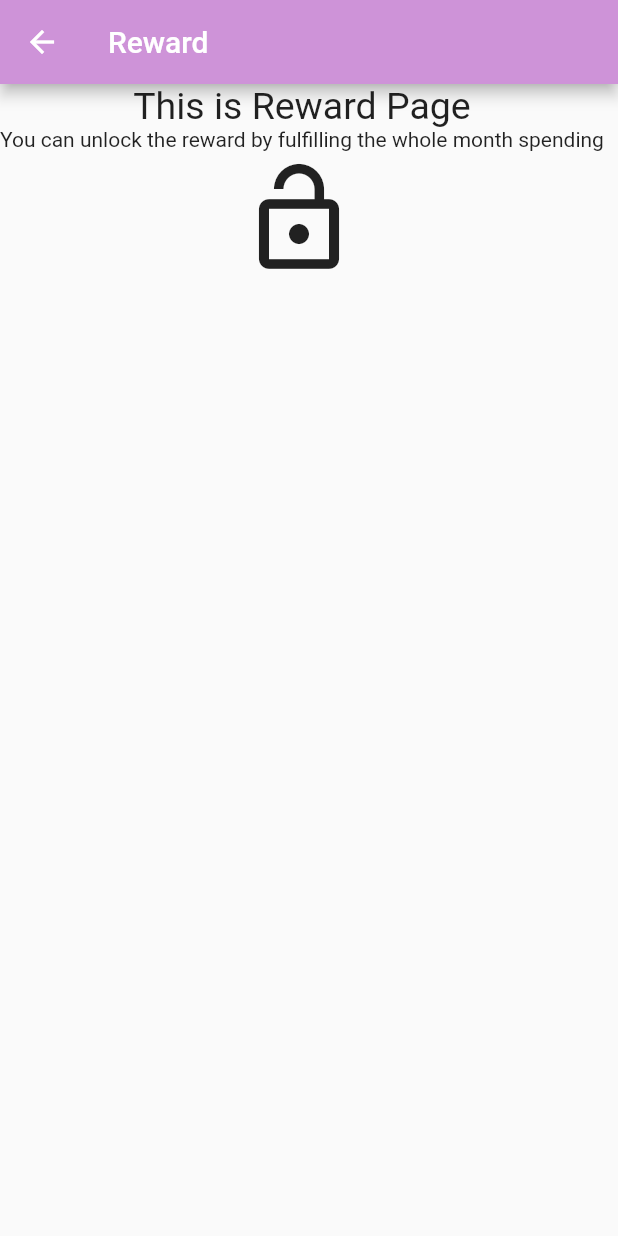
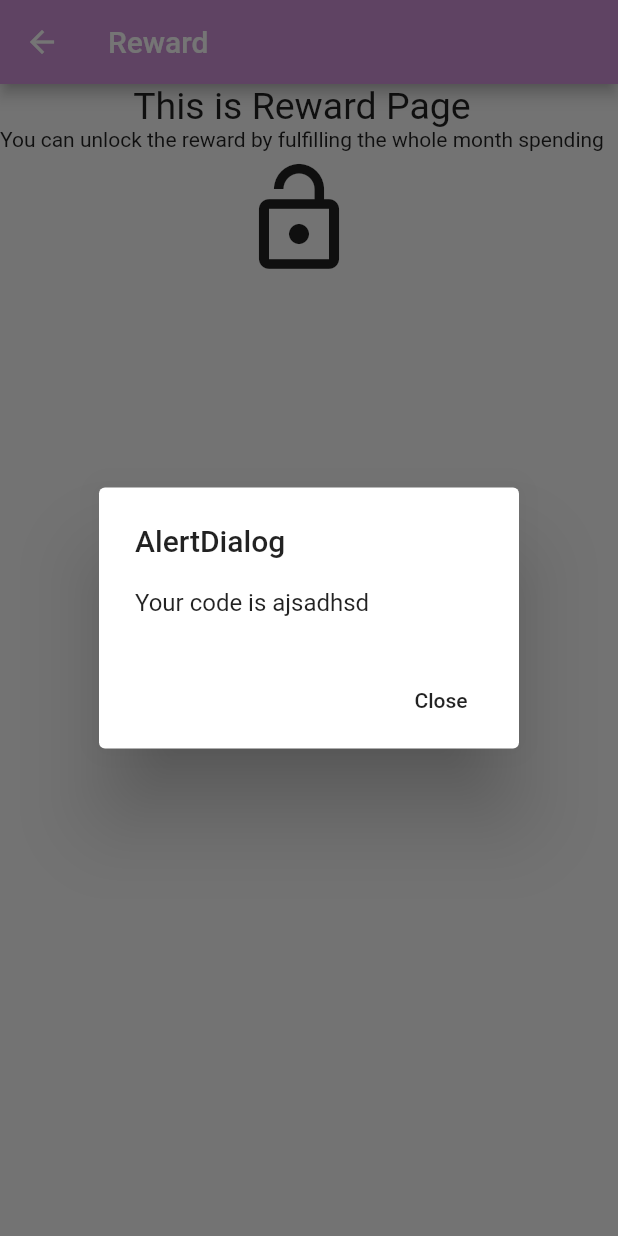
Before and after one commit to saiyidah144/exp_tracker, a Flutter app: the RewardView screen opened directly, after a tap on the "lock" icon, on a phone screen of 412 x 824 dp. Run offline on Flutter 3.47's test engine with Material 2 defaults, Android fonts, the phone set to English and light mode, and no system bars; our stand-ins replace auto_size_text, cloud_firestore, firebase_auth, flutter_spinkit; missing offline and left inert: pattern_formatter; accounts and stored records are empty.

Commit message:
Add setState, ReadDb, AlertDialog in Reward page

```diff
--- a/lib/Reward.dart
+++ b/lib/Reward.dart
@@ -1,5 +1,3 @@
-import 'package:flutter/material.dart';
-import 'package:cloud_firestore/cloud_firestore.dart';
 
 class Reward {
   String code;
--- a/lib/UserProfile.dart
+++ b/lib/UserProfile.dart
@@ -1,6 +1,3 @@
-
-import 'package:flutter/material.dart';
-import 'package:cloud_firestore/cloud_firestore.dart';
 
 class UserProfile {
   String name; // Name
--- a/lib/expense_view.dart
+++ b/lib/expense_view.dart
@@ -1,13 +1,9 @@
-import 'package:exp_tracker/UserProfile.dart';
 import 'package:exp_tracker/money_text_field.dart';
-import 'package:exp_tracker/providerWidget.dart';
 import 'package:exp_tracker/summary_view.dart';
 import 'package:flutter/material.dart';
 import 'package:flutter/services.dart';
 import 'Expense.dart';
 import 'package:cloud_firestore/cloud_firestore.dart';
-import 'package:date_range_picker/date_range_picker.dart' as DateRangePicker;
-import 'dart:async';
 import 'package:intl/intl.dart';
 import 'package:pattern_formatter/pattern_formatter.dart';
 
--- a/lib/profile_view.dart
+++ b/lib/profile_view.dart
@@ -1,8 +1,8 @@
 import 'package:exp_tracker/UserProfile.dart';
 import 'package:flutter/material.dart';
 import 'providerWidget.dart';
-import 'package:intl/intl.dart';
-import 'package:cloud_firestore/cloud_firestore.dart';
+
+
 
 class AccountPage extends StatefulWidget{
   @override
--- a/lib/providerWidget.dart
+++ b/lib/providerWidget.dart
@@ -1,5 +1,3 @@
-import 'package:cloud_firestore/cloud_firestore.dart';
-
 import 'auth_service.dart';
 import 'package:flutter/material.dart';
 
@@ -15,5 +13,6 @@ class Provider extends InheritedWidget {
   }
 
   static Provider of(BuildContext context) =>
+      // ignore: deprecated_member_use
       (context.inheritFromWidgetOfExactType(Provider) as Provider);
 }
--- a/lib/reward_view.dart
+++ b/lib/reward_view.dart
@@ -1,40 +1,37 @@
 import 'package:flutter/material.dart';
 import 'package:exp_tracker/Expense.dart';
+import 'package:cloud_firestore/cloud_firestore.dart';
+import 'package:exp_tracker/providerWidget.dart';
 
-class RewardView extends StatelessWidget {
 
+class RewardView extends StatefulWidget {
+  final Expense expense;
+
+
+  const RewardView({Key key, this.expense}) : super(key: key);
+
+  @override
+  _RewardViewState createState() => _RewardViewState();
+}
+
+class _RewardViewState extends State<RewardView> {
   final primaryColor = const Color(0xFFCE93D8);
+  final db = Firestore.instance;
+  Expense expense;
+
+  bool _isRewardOn = false;
+  Icon rewardOff = Icon(Icons.lock, size: 80,);
+  Icon rewardOn = Icon(Icons.lock_open, size: 80,);
+
   @override
-  Widget build(BuildContext context) {
+  Widget build(BuildContext context)  {
+
     return Scaffold(
       appBar: AppBar(
         title: Text('Reward'),
         backgroundColor: primaryColor,
       ),
-      body:
-
-      RewardWidget(),
-
-    );
-
-  }
-}
-
-class RewardWidget extends StatefulWidget {
-  @override
-  _RewardWidgetState createState() => _RewardWidgetState();
-}
-
-class _RewardWidgetState extends State<RewardWidget> {
-
-  bool _isRewardOn = false;
-  Icon RewardOff = Icon(Icons.lock, size: 80,);
-  Icon RewardOn = Icon(Icons.lock_open, size: 80,);
-
-  @override
-  Widget build(BuildContext context ) {
-    return  new Scaffold(
-      body: Column(
+      body:Column(
           children: <Widget>[
             new Container(
               child: Padding(
@@ -52,33 +49,56 @@ class _RewardWidgetState extends State<RewardWidget> {
             padding: const EdgeInsets.only(top: 5.0, bottom: 100.0, right: 4.0),
               child: GestureDetector(
                   child: Container(
-                       child: _isRewardOn ? RewardOn : RewardOff),
-                   onTap: () {
+                      child: _isRewardOn ? rewardOn : rewardOff),
+                    onTap: () async {
+                          final uid = await Provider.of(context).auth.getCurrentUID();
+                          final user =  db.collection("userData").document(uid).collection("expenses").reference();
+                         // final dates = db.collection("userData").document(uid).collection("expenses").where("date").reference();
                         setState(() {
-                    //   if (Expense.fromSnapshot(snapshot).amount != null ) {
+                            if (  user != null ) {
                                     _isRewardOn = !_isRewardOn;
-                     //  }
-                     //  else {
-                     //    _isRewardOn = _isRewardOn;
-                       //}
+                                      showAlertDialog(context);
+
+                                }
+                            else {
+                                    _isRewardOn = _isRewardOn;
+                            }
                           });
                     },
-
               ),
             ),
           ),
+    ])
 
-    ])
     );
 
+  }
+showAlertDialog (BuildContext context){
+  // set up the buttons
 
-   // Ada 5 lock
-    // lock 1,2,3,4,5
-    // onchange ataupun state
-    //bila expense.month is fullfilled
-    // generate code
+  Widget closeButton = FlatButton(
+    child: Text("Close"),
+    onPressed:  () {
+      Navigator.of(context).pop();
+    },
+  );
+
+  // set up the AlertDialog
+  AlertDialog alert = AlertDialog(
+    title: Text("AlertDialog"),
+    content: Text("Your code is ajsadhsd"),
+    actions: [
+      closeButton,
+    ],
+  );
+
+  // show the dialog
+  showDialog(
+    context: context,
+    builder: (BuildContext context) {
+      return alert;
+    },
+  );
+}
 
 }
-
-
-}
--- a/lib/summary_view.dart
+++ b/lib/summary_view.dart
@@ -1,4 +1,3 @@
-import 'package:exp_tracker/UserProfile.dart';
 import 'package:flutter/material.dart';
 import 'package:exp_tracker/Expense.dart';
 import 'package:cloud_firestore/cloud_firestore.dart';
```
Lines whose indentation alone changed are shown as unchanged.
